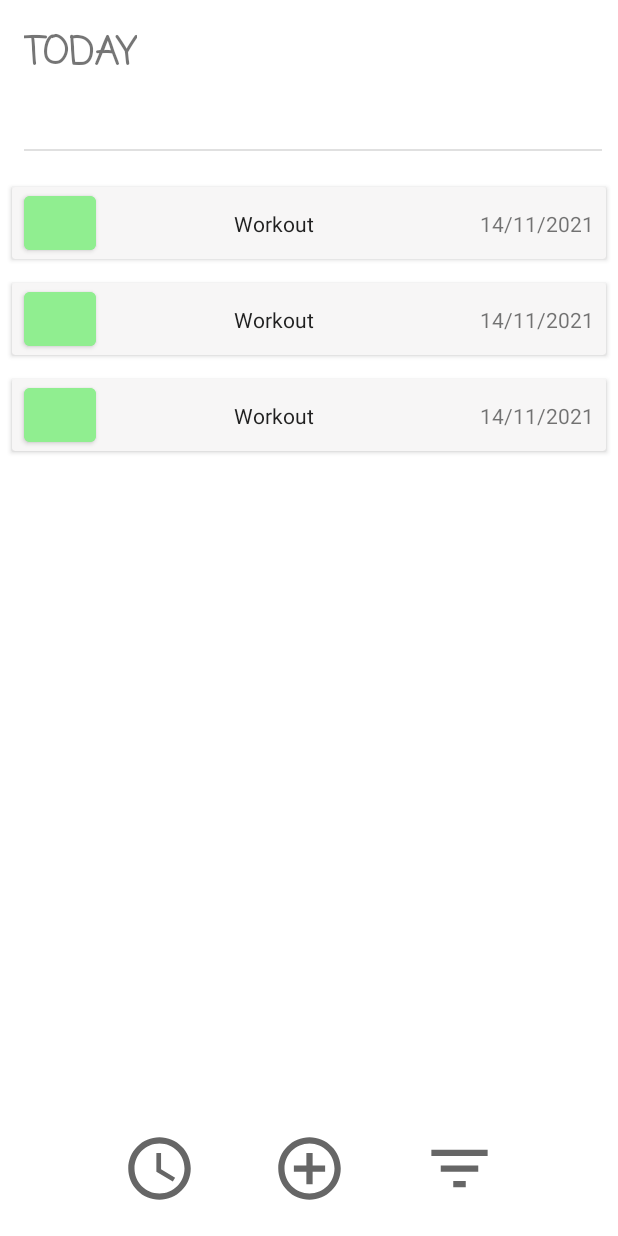
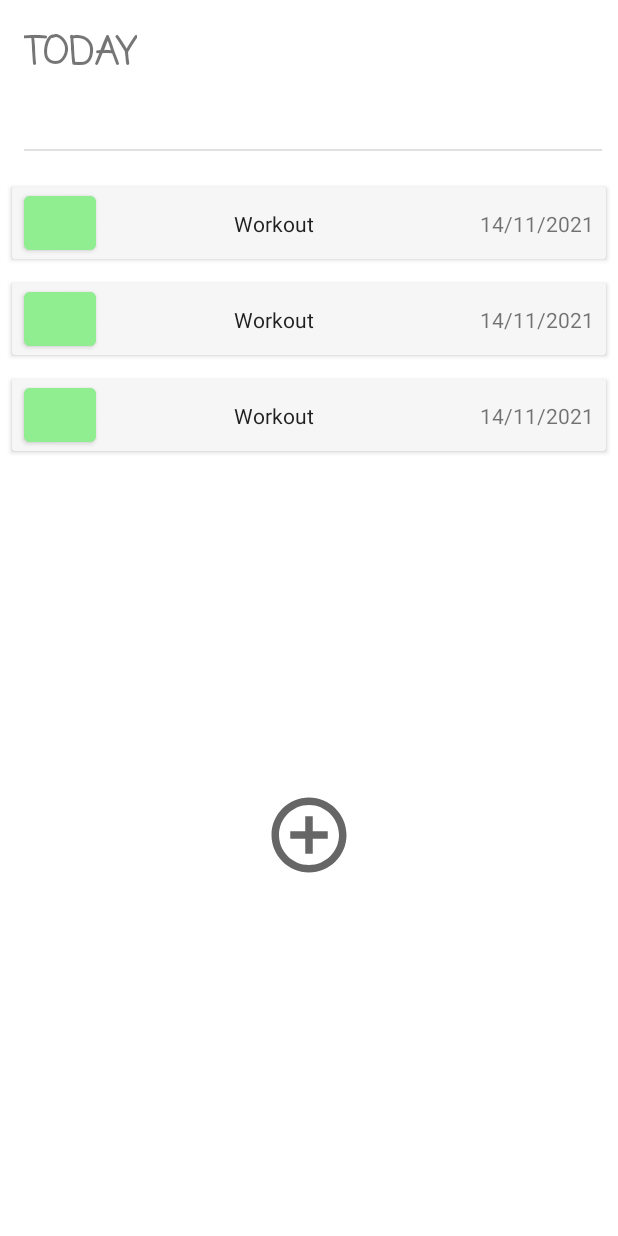
Before and after one commit to RahafNasser-cs/ToDo, an Android app: the layout fragment_start.xml on its own in the app's theme, with its tools: preview values and no code run, on a phone screen of 412 x 824 dp. Run offline under Robolectric (Android 15) with nearby library versions, the phone set to English and light mode, and no system bars.

Commit message:
update fragments xml

```diff
--- a/app/src/main/res/layout/fragment_start.xml
+++ b/app/src/main/res/layout/fragment_start.xml
@@ -63,7 +63,7 @@
 
         <androidx.recyclerview.widget.RecyclerView
             android:layout_width="match_parent"
-            android:layout_height="450dp"
+            android:layout_height="380dp"
             android:id="@+id/recycler_view"
             app:layoutManager="androidx.recyclerview.widget.LinearLayoutManager"
             android:scrollbars="vertical"
@@ -73,32 +73,18 @@
             app:layout_constraintEnd_toEndOf="parent"
             android:layout_marginTop="16dp"
             />
+        <com.google.android.material.imageview.ShapeableImageView
+            android:layout_width="60dp"
+            android:layout_height="60dp"
+            android:layout_marginTop="30dp"
+            android:onClick="@{() -> startFragment.goToNextFragment()}"
+            android:src="@drawable/ic_baseline_add_circle_outline_24"
+            app:layout_constraintTop_toBottomOf="@+id/recycler_view"
+            app:layout_constraintStart_toStartOf="parent"
+            app:layout_constraintEnd_toEndOf="parent"/>
 
-        <LinearLayout
-            android:layout_width="wrap_content"
-            android:layout_height="wrap_content"
-            app:layout_constraintStart_toStartOf="parent"
-            app:layout_constraintEnd_toEndOf="parent"
-            app:layout_constraintBottom_toBottomOf="parent"
-            android:layout_marginBottom="20dp"
-            android:orientation="horizontal"
-            android:gravity="center">
-            <com.google.android.material.imageview.ShapeableImageView
-                android:layout_width="50dp"
-                android:layout_height="50dp"
-                android:src="@drawable/ic_baseline_access_time_24"
-                android:layout_marginEnd="50dp"/>
-            <com.google.android.material.imageview.ShapeableImageView
-                android:layout_width="50dp"
-                android:layout_height="50dp"
-                android:onClick="@{() -> startFragment.goToNextFragment()}"
-                android:src="@drawable/ic_baseline_add_circle_outline_24"
-                android:layout_marginEnd="50dp"/>
-            <com.google.android.material.imageview.ShapeableImageView
-                android:layout_width="50dp"
-                android:layout_height="50dp"
-                android:src="@drawable/ic_baseline_filter_list_24"/>
-        </LinearLayout>
+
+
     </androidx.constraintlayout.widget.ConstraintLayout>
 
 
--- a/app/src/main/res/layout/fragment_task_details.xml
+++ b/app/src/main/res/layout/fragment_task_details.xml
@@ -158,6 +158,7 @@
                 android:layout_width="48dp"
                 android:layout_height="48dp"
                 android:layout_marginTop="28dp"
+                android:clickable="false"
                 android:layout_marginStart="47dp"
                 app:layout_constraintStart_toEndOf="@id/priority"
                 app:layout_constraintTop_toBottomOf="@+id/deadline_content" />
--- a/app/src/main/res/layout/list_item.xml
+++ b/app/src/main/res/layout/list_item.xml
@@ -14,6 +14,7 @@
         <com.google.android.material.button.MaterialButton
             android:layout_width="48dp"
             android:layout_height="48dp"
+            android:clickable="false"
             android:backgroundTint="@color/priority_low"
             app:layout_constraintStart_toStartOf="parent"
             app:layout_constraintTop_toTopOf="parent"
```
